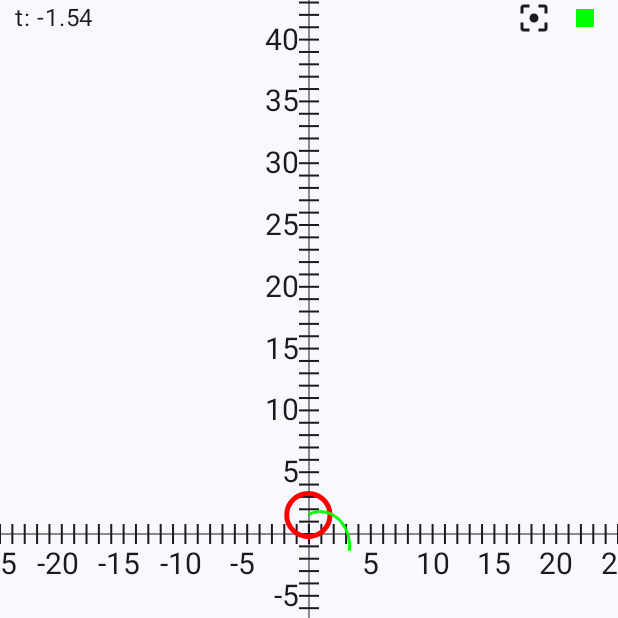
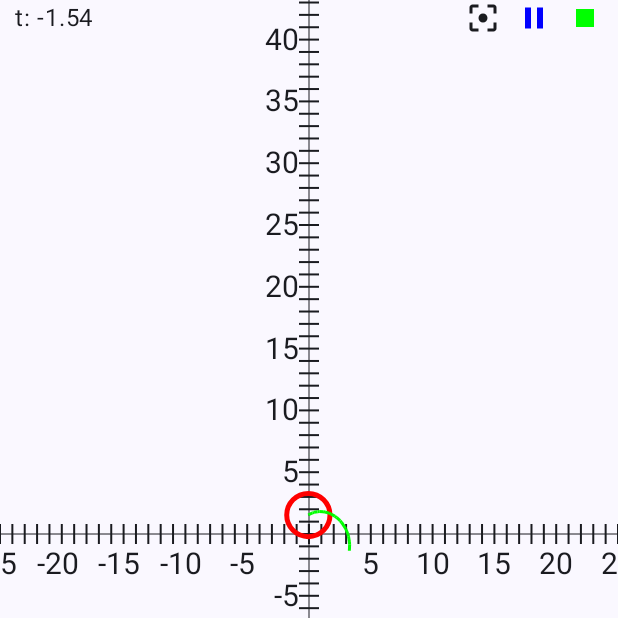
Before and after one commit to aldajo92/AndroidKt_XYParametricEquations, an Android app built with Jetpack Compose: the screen it shows after launch (MainActivity), after a tap on "Play", on a phone screen of 412 x 824 dp, the top half of it. Run offline under Robolectric (Android 15) with nearby library versions, the phone set to English and light mode, and no system bars; our stand-ins replace Dagger/Hilt's generated code; 1 statement that could not run was skipped.

Commit message:
chore: added play pause behavior

```diff
--- a/app/src/main/java/com/aldajo92/xyparametricequations/MainActivity.kt
+++ b/app/src/main/java/com/aldajo92/xyparametricequations/MainActivity.kt
@@ -132,22 +132,54 @@ class MainActivity : ComponentActivity() {
                         lifecycleOwner = LocalLifecycleOwner.current
                     )
 
+                    val isPaused by viewModel.isPausedStateFlow.collectAsStateWithLifecycle(
+                        lifecycleOwner = LocalLifecycleOwner.current
+                    )
+
                     val tAnimation = remember { Animatable(tParameterStart, Float.VectorConverter) }
-                    LaunchedEffect(isRunning) {
-                        val animationSpec = InfiniteRepeatableSpec<Float>(
-                            tween(
-                                durationMillis = timeDurationMillis.value.toInt(),
+                    LaunchedEffect(isRunning, isPaused, timeDurationMillis.value) {
+                        if (isRunning && !isPaused) {
+                            while (isRunning && !isPaused) {
+                                val currentT = tAnimation.value
+                                val totalDuration = timeDurationMillis.value.toInt()
+                                val totalRange = tParameterEnd - tParameterStart
+
+                                // If we're at or past the end, start from beginning
+                                val startValue = if (currentT >= tParameterEnd) tParameterStart else currentT
+                                val targetValue = tParameterEnd
+
+                                // Calculate remaining duration based on remaining distance
+                                val remainingRange = targetValue - startValue
+                                val remainingDuration = (totalDuration * (remainingRange / totalRange)).toInt()
+
+                                if (startValue != currentT) {
+                                    tAnimation.snapTo(startValue)
+                                }
+
+                                val animationSpec = tween<Float>(
+                                    durationMillis = remainingDuration,
                                     easing = LinearEasing
                                 )
-                        )
-                        if (isRunning) {
-                            tAnimation.snapTo(tParameterStart)
+
                                 tAnimation.animateTo(
-                                targetValue = tParameterEnd,
+                                    targetValue = targetValue,
                                     animationSpec = animationSpec
                                 ) {
                                     viewModel.setTParameter(this.value)
                                 }
+
+                                // After reaching the end, continue the loop (will restart from beginning)
+                                if (isRunning && !isPaused && tAnimation.value >= tParameterEnd) {
+                                    tAnimation.snapTo(tParameterStart)
+                                }
+                            }
+                        } else if (isPaused) {
+                            // Stop the animation but keep current position
+                            tAnimation.stop()
+                        } else if (!isRunning) {
+                            // Reset paused state and position when stopping
+                            viewModel.setIsPaused(false)
+                            tAnimation.snapTo(tParameterStart)
                         }
                     }
                     // End Animation //////////////////////////////////////////////////////////////////////
@@ -186,6 +218,7 @@ class MainActivity : ComponentActivity() {
                                     TopContent(
                                         tParameter,
                                         isRunning = isRunning,
+                                        isPaused = isPaused,
                                         onPlayClicked = {
                                             val animatorEnabled = try {
                                                 val transitionScale = Settings.Global.getFloat(
@@ -212,6 +245,9 @@ class MainActivity : ComponentActivity() {
                                             // Animations Off behaviour
                                             dialogConfigState = animatorEnabled
                                             // Animations On behaviour
+                                        },
+                                        onPauseClicked = {
+                                            viewModel.setIsPaused(!isPaused)
                                         },
                                         centerButtonClicked = {
                                             offsetOrigin = Offset.Zero
@@ -373,7 +409,9 @@ class MainActivity : ComponentActivity() {
 fun BoxScope.TopContent(
     tParameter: Float = 0f,
     isRunning: Boolean = false,
+    isPaused: Boolean = false,
     onPlayClicked: () -> Unit = {},
+    onPauseClicked: () -> Unit = {},
     centerButtonClicked: () -> Unit = {}
 ) {
     Text(
@@ -397,6 +435,16 @@ fun BoxScope.TopContent(
             tint = MaterialTheme.colorScheme.onBackground,
             contentDescription = "Center origin"
         )
+        // Only show pause button when animation is running
+        if (isRunning) {
+            Icon(
+                modifier = Modifier
+                    .clickable { onPauseClicked() },
+                painter = painterResource(if (isPaused) R.drawable.ic_play_arrow else R.drawable.ic_pause),
+                tint = Color.Blue,
+                contentDescription = if (isPaused) "Resume" else "Pause"
+            )
+        }
         Icon(
             modifier = Modifier
                 .clickable { onPlayClicked() },
--- a/app/src/main/java/com/aldajo92/xyparametricequations/MainViewModel.kt
+++ b/app/src/main/java/com/aldajo92/xyparametricequations/MainViewModel.kt
@@ -28,6 +28,9 @@ class MainViewModel @Inject constructor(
 
     private val _isRunning = MutableStateFlow(false)
     val isRunningStateFlow get() : StateFlow<Boolean> = _isRunning
+
+    private val _isPaused = MutableStateFlow(false)
+    val isPausedStateFlow get() : StateFlow<Boolean> = _isPaused
 
     val settingsEquationFlow = settingsRepository.getSettingsChangedFlow()
         .map {
@@ -117,4 +120,8 @@ class MainViewModel @Inject constructor(
         _isRunning.value = isRunning
     }
 
+    fun setIsPaused(isPaused: Boolean) {
+        _isPaused.value = isPaused
+    }
+
 }
--- a/app/src/main/java/com/aldajo92/xyparametricequations/ui/ListBottomSheet.kt
+++ b/app/src/main/java/com/aldajo92/xyparametricequations/ui/ListBottomSheet.kt
@@ -36,6 +36,7 @@ fun Activity.showListBottomSheet(
             PairEquation("Sine vertical", "sin(t)", "t"),
             PairEquation("Sine horizontal, Amplitude 10", "t", "10*sin(t)"),
             PairEquation("Sine vertical, Amplitude 10", "10*sin(t)", "t"),
+            PairEquation("Sine horizontal, Amplitude 10, Frequency 0.1", "t", "10*sin(2*0.1*PI*t)"),
         )
 
         XYParametricEquationsTheme {
--- /dev/null
+++ b/app/src/main/res/drawable/ic_pause.xml
@@ -0,0 +1,9 @@
+<vector xmlns:android="http://schemas.android.com/apk/res/android"
+    android:width="24dp"
+    android:height="24dp"
+    android:viewportWidth="24"
+    android:viewportHeight="24">
+  <path
+      android:pathData="M6,19h4L10,5L6,5v14zM14,5v14h4L18,5h-4z"
+      android:fillColor="#e3e3e3"/>
+</vector>
```
Also changed, not shown: 1 other file. Lines whose indentation alone changed are shown as unchanged.
